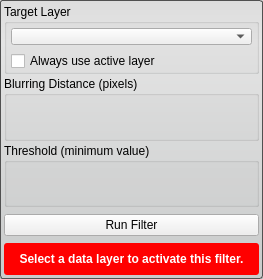
This is src/Interface/ToolInterface/CannyEdgeDetectionFilterInterface.ui in SCIInstitute/Seg3D as Qt 5 draws it before an edit. The edited form follows.
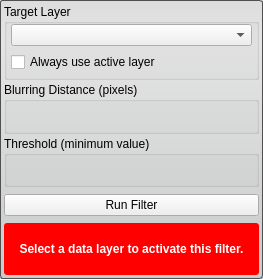
This is the edited form. Custom widgets are drawn as their Qt base class.

```diff
--- a/src/Interface/ToolInterface/CannyEdgeDetectionFilterInterface.ui
+++ b/src/Interface/ToolInterface/CannyEdgeDetectionFilterInterface.ui
@@ -50,20 +50,32 @@
      <property name="minimumSize">
       <size>
        <width>0</width>
-       <height>70</height>
+       <height>76</height>
       </size>
      </property>
      <property name="maximumSize">
       <size>
        <width>16777215</width>
-       <height>70</height>
+       <height>76</height>
       </size>
      </property>
      <property name="title">
       <string>Target Layer</string>
      </property>
      <layout class="QVBoxLayout" name="verticalLayout_4">
-      <property name="margin">
+      <property name="spacing">
+       <number>6</number>
+      </property>
+      <property name="leftMargin">
+       <number>4</number>
+      </property>
+      <property name="topMargin">
+       <number>0</number>
+      </property>
+      <property name="rightMargin">
+       <number>4</number>
+      </property>
+      <property name="bottomMargin">
        <number>4</number>
       </property>
       <item>
@@ -197,12 +209,6 @@
        <height>32</height>
       </size>
      </property>
-     <property name="maximumSize">
-      <size>
-       <width>16777215</width>
-       <height>32</height>
-      </size>
-     </property>
      <property name="styleSheet">
       <string notr="true">QLabel#message_{
   color: white;
```
